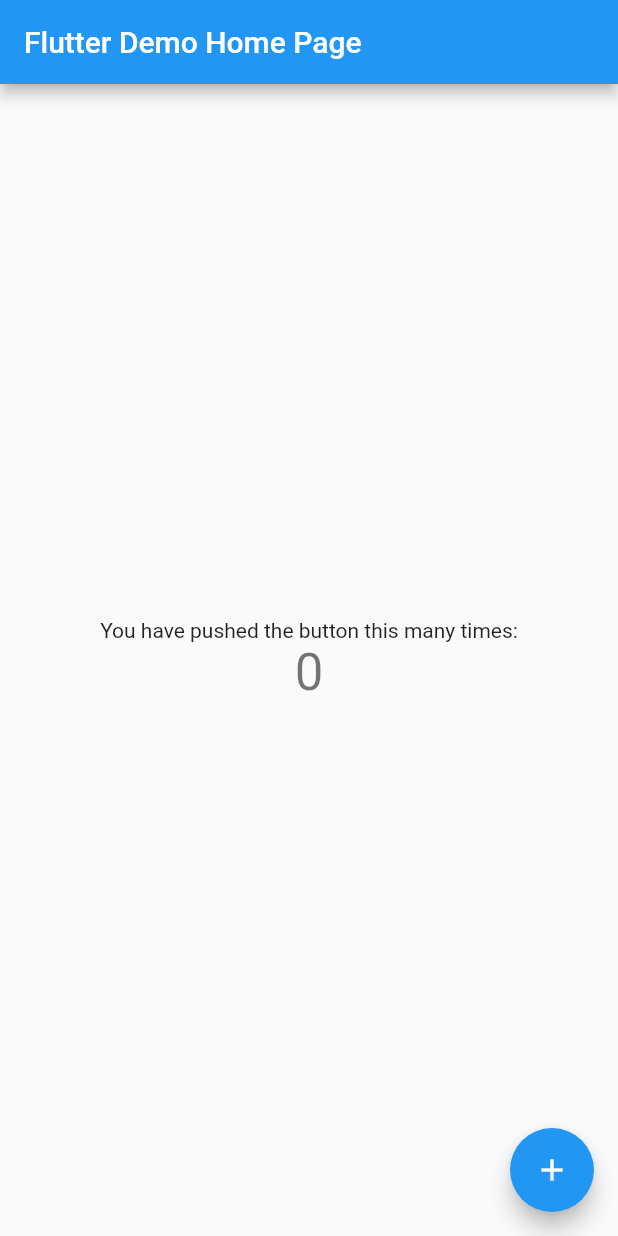
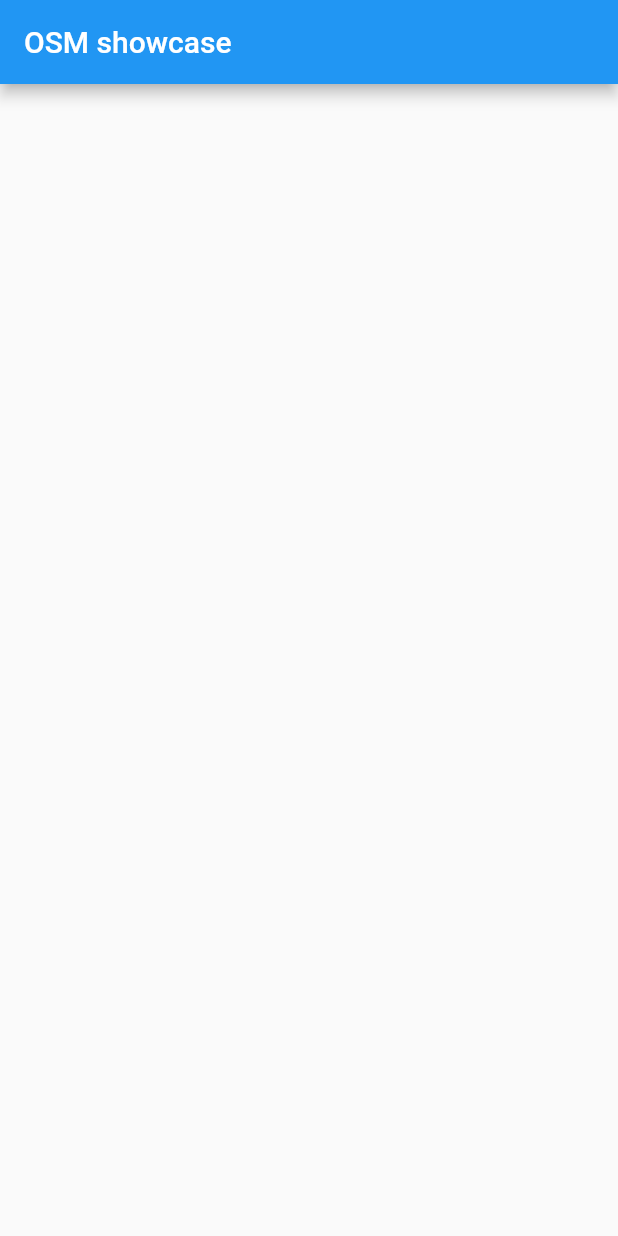
Before and after one commit to perpointt/osm_app_showcase, a Flutter app: the screen it shows after launch, on a phone screen of 412 x 824 dp. Run offline on Flutter 3.47's test engine with Material 2 defaults, Android fonts, the light colour scheme and no system bars.

Commit message:
Update project to start develop

```diff
--- a/lib/main.dart
+++ b/lib/main.dart
@@ -1,4 +1,5 @@
 import 'package:flutter/material.dart';
+import 'package:osm_showcase/map_widget/map_screen.dart';
 
 void main() {
   runApp(const MyApp());
@@ -7,109 +8,14 @@
 class MyApp extends StatelessWidget {
   const MyApp({Key? key}) : super(key: key);
 
-  // This widget is the root of your application.
   @override
   Widget build(BuildContext context) {
     return MaterialApp(
       title: 'Flutter Demo',
       theme: ThemeData(
-        // This is the theme of your application.
-        //
-        // Try running your application with "flutter run". You'll see the
-        // application has a blue toolbar. Then, without quitting the app, try
-        // changing the primarySwatch below to Colors.green and then invoke
-        // "hot reload" (press "r" in the console where you ran "flutter run",
-        // or simply save your changes to "hot reload" in a Flutter IDE).
-        // Notice that the counter didn't reset back to zero; the application
-        // is not restarted.
         primarySwatch: Colors.blue,
       ),
-      home: const MyHomePage(title: 'Flutter Demo Home Page'),
+      home: const MapScreen(),
     );
   }
 }
-
-class MyHomePage extends StatefulWidget {
-  const MyHomePage({Key? key, required this.title}) : super(key: key);
-
-  // This widget is the home page of your application. It is stateful, meaning
-  // that it has a State object (defined below) that contains fields that affect
-  // how it looks.
-
-  // This class is the configuration for the state. It holds the values (in this
-  // case the title) provided by the parent (in this case the App widget) and
-  // used by the build method of the State. Fields in a Widget subclass are
-  // always marked "final".
-
-  final String title;
-
-  @override
-  State<MyHomePage> createState() => _MyHomePageState();
-}
-
-class _MyHomePageState extends State<MyHomePage> {
-  int _counter = 0;
-
-  void _incrementCounter() {
-    setState(() {
-      // This call to setState tells the Flutter framework that something has
-      // changed in this State, which causes it to rerun the build method below
-      // so that the display can reflect the updated values. If we changed
-      // _counter without calling setState(), then the build method would not be
-      // called again, and so nothing would appear to happen.
-      _counter++;
-    });
-  }
-
-  @override
-  Widget build(BuildContext context) {
-    // This method is rerun every time setState is called, for instance as done
-    // by the _incrementCounter method above.
-    //
-    // The Flutter framework has been optimized to make rerunning build methods
-    // fast, so that you can just rebuild anything that needs updating rather
-    // than having to individually change instances of widgets.
-    return Scaffold(
-      appBar: AppBar(
-        // Here we take the value from the MyHomePage object that was created by
-        // the App.build method, and use it to set our appbar title.
-        title: Text(widget.title),
-      ),
-      body: Center(
-        // Center is a layout widget. It takes a single child and positions it
-        // in the middle of the parent.
-        child: Column(
-          // Column is also a layout widget. It takes a list of children and
-          // arranges them vertically. By default, it sizes itself to fit its
-          // children horizontally, and tries to be as tall as its parent.
-          //
-          // Invoke "debug painting" (press "p" in the console, choose the
-          // "Toggle Debug Paint" action from the Flutter Inspector in Android
-          // Studio, or the "Toggle Debug Paint" command in Visual Studio Code)
-          // to see the wireframe for each widget.
-          //
-          // Column has various properties to control how it sizes itself and
-          // how it positions its children. Here we use mainAxisAlignment to
-          // center the children vertically; the main axis here is the vertical
-          // axis because Columns are vertical (the cross axis would be
-          // horizontal).
-          mainAxisAlignment: MainAxisAlignment.center,
-          children: <Widget>[
-            const Text(
-              'You have pushed the button this many times:',
-            ),
-            Text(
-              '$_counter',
-              style: Theme.of(context).textTheme.headline4,
-            ),
-          ],
-        ),
-      ),
-      floatingActionButton: FloatingActionButton(
-        onPressed: _incrementCounter,
-        tooltip: 'Increment',
-        child: const Icon(Icons.add),
-      ), // This trailing comma makes auto-formatting nicer for build methods.
-    );
-  }
-}
--- /dev/null
+++ b/lib/map_widget/map_screen.dart
@@ -0,0 +1,18 @@
+import 'package:flutter/material.dart';
+import 'package:osm_showcase/map_widget/map_widget.dart';
+
+
+
+class MapScreen extends StatelessWidget {
+  const MapScreen({Key? key}) : super(key: key);
+
+  @override
+  Widget build(BuildContext context) {
+    return Scaffold(
+      appBar: AppBar(
+        title: const Text('OSM showcase'),
+      ),
+      body: const MapWidget(),
+    );
+  }
+}
--- /dev/null
+++ b/lib/map_widget/map_widget.dart
@@ -0,0 +1,12 @@
+import 'package:flutter/material.dart';
+
+class MapWidget extends StatelessWidget {
+  const MapWidget({ Key? key }) : super(key: key);
+
+  @override
+  Widget build(BuildContext context) {
+    return Container(
+
+    );
+  }
+}
```
Also changed, not shown: pubspec.yaml (+2 -68 lines), pubspec.lock, 8 other files.
